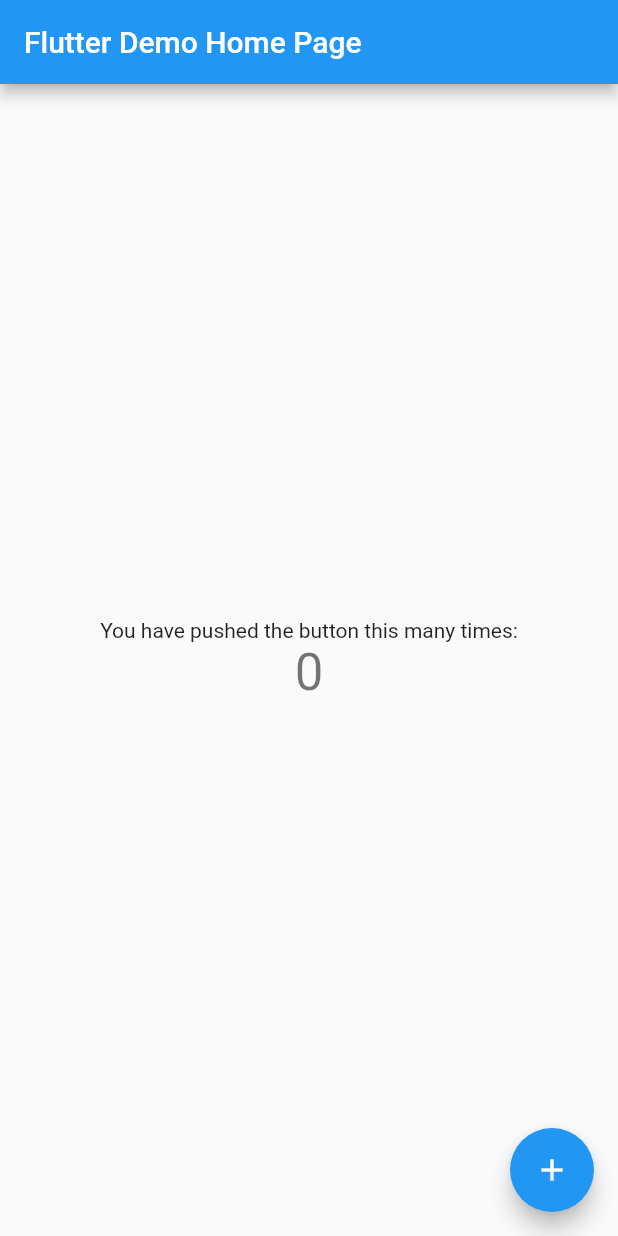
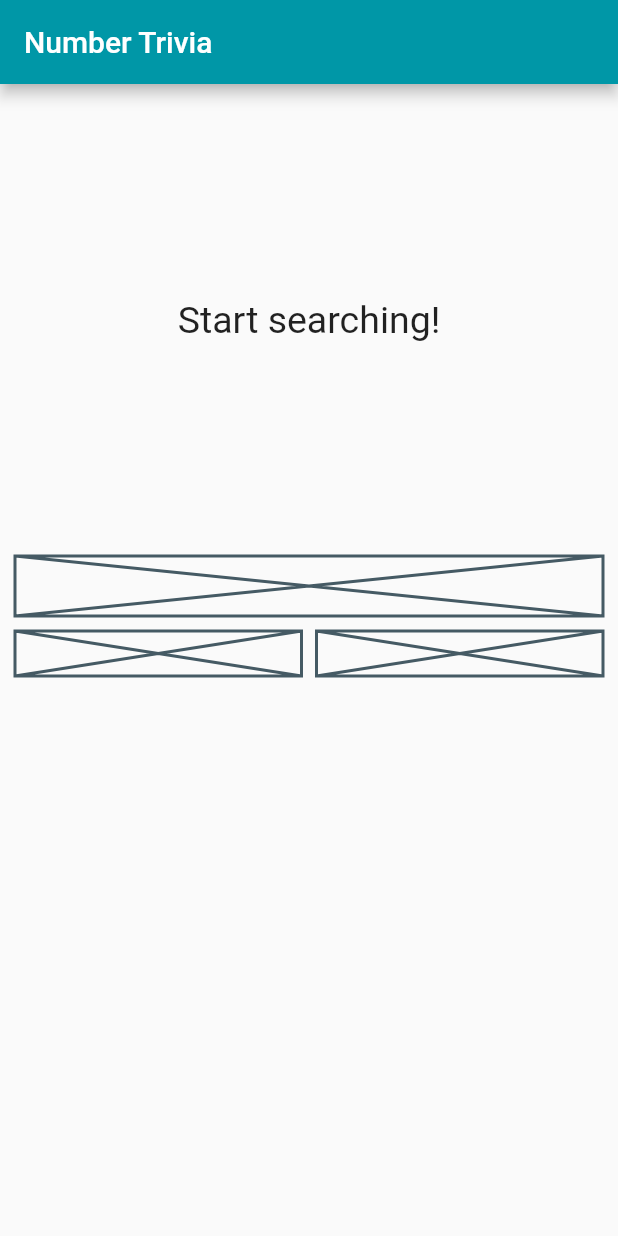
Before and after one commit to sophiabrandt/flutter_tdd, a Flutter app: the screen it shows after launch, on a phone screen of 412 x 824 dp. Run offline on Flutter 3.47's test engine with Material 2 defaults, Android fonts, the phone set to English and light mode, and no system bars; our stand-ins replace bloc, dartz, data_connection_checker, equatable, flutter_bloc, get_it and 1 more.

Commit message:
📦 NEW: add page & widgets

```diff
--- /dev/null
+++ b/lib/features/number_trivia/presentation/page/number_trivia_page.dart
@@ -0,0 +1,52 @@
+import 'package:flutter/material.dart';
+import 'package:flutter_bloc/flutter_bloc.dart';
+import 'package:flutter_tdd/features/number_trivia/domain/entities/number_trivia.dart';
+import 'package:flutter_tdd/features/number_trivia/presentation/bloc/number_trivia_bloc.dart';
+import 'package:flutter_tdd/features/number_trivia/presentation/bloc/number_trivia_state.dart';
+import 'package:flutter_tdd/features/number_trivia/presentation/widgets/loading_widget.dart';
+import 'package:flutter_tdd/features/number_trivia/presentation/widgets/message_display.dart';
+import 'package:flutter_tdd/features/number_trivia/presentation/widgets/trivia_display.dart';
+
+import '../../../../injection_container.dart';
+
+class NumberTriviaPage extends StatelessWidget {
+  @override
+  Widget build(BuildContext context) {
+    return Scaffold(
+        appBar: AppBar(title: Text('Number Trivia')), body: buildBody(context));
+  }
+}
+
+BlocProvider<NumberTriviaBloc> buildBody(BuildContext context) {
+  return BlocProvider(
+      create: (_) => sl<NumberTriviaBloc>(),
+      child: Center(
+          child: Padding(
+              padding: const EdgeInsets.all(10),
+              child: Column(children: <Widget>[
+                SizedBox(height: 10),
+                BlocBuilder<NumberTriviaBloc, NumberTriviaState>(
+                    builder: (context, state) {
+                  if (state is Loading) {
+                    return LoadingWidget();
+                  } else if (state is Loaded) {
+                    return TriviaDisplay(numberTrivia: state.trivia);
+                  } else if (state is Error) {
+                    return MessageDisplay(message: state.message);
+                  }
+                  return MessageDisplay(message: 'Start searching!');
+                }),
+                SizedBox(height: 20),
+                Column(children: <Widget>[
+                  Placeholder(fallbackHeight: 40),
+                  SizedBox(height: 10),
+                  Row(
+                    children: <Widget>[
+                      Expanded(child: Placeholder(fallbackHeight: 30)),
+                      SizedBox(width: 10),
+                      Expanded(child: Placeholder(fallbackHeight: 30))
+                    ],
+                  )
+                ])
+              ]))));
+}
--- /dev/null
+++ b/lib/features/number_trivia/presentation/widgets/message_display.dart
@@ -0,0 +1,26 @@
+import 'package:flutter/material.dart';
+
+class MessageDisplay extends StatelessWidget {
+  final String message;
+
+  const MessageDisplay({
+    Key key,
+    @required this.message,
+  }) : super(key: key);
+
+  @override
+  Widget build(BuildContext context) {
+    return Container(
+      height: MediaQuery.of(context).size.height / 3,
+      child: Center(
+        child: SingleChildScrollView(
+          child: Text(
+            message,
+            style: TextStyle(fontSize: 25),
+            textAlign: TextAlign.center,
+          ),
+        ),
+      ),
+    );
+  }
+}
--- a/lib/main.dart
+++ b/lib/main.dart
@@ -1,7 +1,9 @@
 import 'package:flutter/material.dart';
+import 'features/number_trivia/presentation/page/number_trivia_page.dart';
 import 'injection_container.dart' as di;
 
 void main() async {
+  WidgetsFlutterBinding.ensureInitialized();
   await di.init();
   runApp(MyApp());
 }
@@ -11,109 +13,11 @@ class MyApp extends StatelessWidget {
   @override
   Widget build(BuildContext context) {
     return MaterialApp(
-      title: 'Flutter Demo',
+      title: 'Number Trivia',
       theme: ThemeData(
-        // This is the theme of your application.
-        //
-        // Try running your application with "flutter run". You'll see the
-        // application has a blue toolbar. Then, without quitting the app, try
-        // changing the primarySwatch below to Colors.green and then invoke
-        // "hot reload" (press "r" in the console where you ran "flutter run",
-        // or simply save your changes to "hot reload" in a Flutter IDE).
-        // Notice that the counter didn't reset back to zero; the application
-        // is not restarted.
-        primarySwatch: Colors.blue,
-        // This makes the visual density adapt to the platform that you run
-        // the app on. For desktop platforms, the controls will be smaller and
-        // closer together (more dense) than on mobile platforms.
-        visualDensity: VisualDensity.adaptivePlatformDensity,
-      ),
-      home: MyHomePage(title: 'Flutter Demo Home Page'),
+          primaryColor: Colors.cyan[700],
+          accentColor: Colors.cyan[900]),
+      home: NumberTriviaPage(),
     );
   }
 }
-
-class MyHomePage extends StatefulWidget {
-  MyHomePage({Key key, this.title}) : super(key: key);
-
-  // This widget is the home page of your application. It is stateful, meaning
-  // that it has a State object (defined below) that contains fields that affect
-  // how it looks.
-
-  // This class is the configuration for the state. It holds the values (in this
-  // case the title) provided by the parent (in this case the App widget) and
-  // used by the build method of the State. Fields in a Widget subclass are
-  // always marked "final".
-
-  final String title;
-
-  @override
-  _MyHomePageState createState() => _MyHomePageState();
-}
-
-class _MyHomePageState extends State<MyHomePage> {
-  int _counter = 0;
-
-  void _incrementCounter() {
-    setState(() {
-      // This call to setState tells the Flutter framework that something has
-      // changed in this State, which causes it to rerun the build method below
-      // so that the display can reflect the updated values. If we changed
-      // _counter without calling setState(), then the build method would not be
-      // called again, and so nothing would appear to happen.
-      _counter++;
-    });
-  }
-
-  @override
-  Widget build(BuildContext context) {
-    // This method is rerun every time setState is called, for instance as done
-    // by the _incrementCounter method above.
-    //
-    // The Flutter framework has been optimized to make rerunning build methods
-    // fast, so that you can just rebuild anything that needs updating rather
-    // than having to individually change instances of widgets.
-    return Scaffold(
-      appBar: AppBar(
-        // Here we take the value from the MyHomePage object that was created by
-        // the App.build method, and use it to set our appbar title.
-        title: Text(widget.title),
-      ),
-      body: Center(
-        // Center is a layout widget. It takes a single child and positions it
-        // in the middle of the parent.
-        child: Column(
-          // Column is also a layout widget. It takes a list of children and
-          // arranges them vertically. By default, it sizes itself to fit its
-          // children horizontally, and tries to be as tall as its parent.
-          //
-          // Invoke "debug painting" (press "p" in the console, choose the
-          // "Toggle Debug Paint" action from the Flutter Inspector in Android
-          // Studio, or the "Toggle Debug Paint" command in Visual Studio Code)
-          // to see the wireframe for each widget.
-          //
-          // Column has various properties to control how it sizes itself and
-          // how it positions its children. Here we use mainAxisAlignment to
-          // center the children vertically; the main axis here is the vertical
-          // axis because Columns are vertical (the cross axis would be
-          // horizontal).
-          mainAxisAlignment: MainAxisAlignment.center,
-          children: <Widget>[
-            Text(
-              'You have pushed the button this many times:',
-            ),
-            Text(
-              '$_counter',
-              style: Theme.of(context).textTheme.headline4,
-            ),
-          ],
-        ),
-      ),
-      floatingActionButton: FloatingActionButton(
-        onPressed: _incrementCounter,
-        tooltip: 'Increment',
-        child: Icon(Icons.add),
-      ), // This trailing comma makes auto-formatting nicer for build methods.
-    );
-  }
-}
```
Also changed, not shown: lib/features/number_trivia/presentation/widgets/loading_widget.dart (added, +14 -0 lines), lib/features/number_trivia/presentation/widgets/trivia_display.dart (added, +27 -0 lines).
